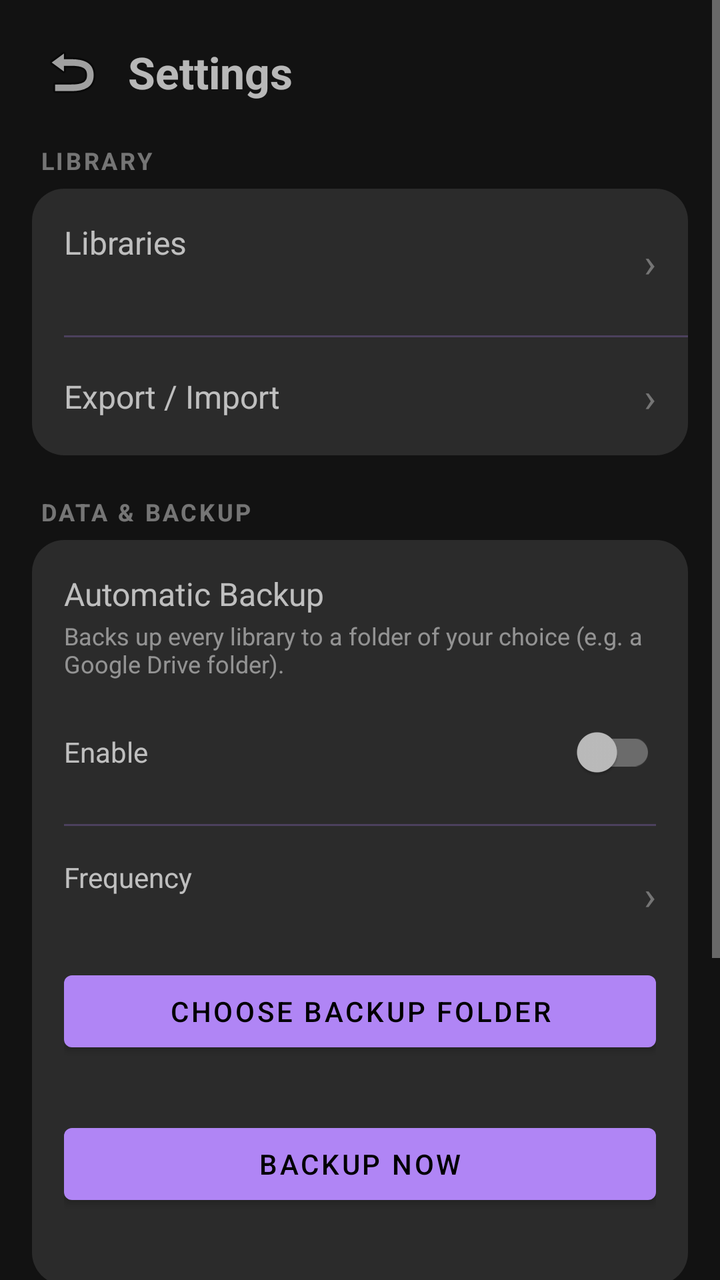
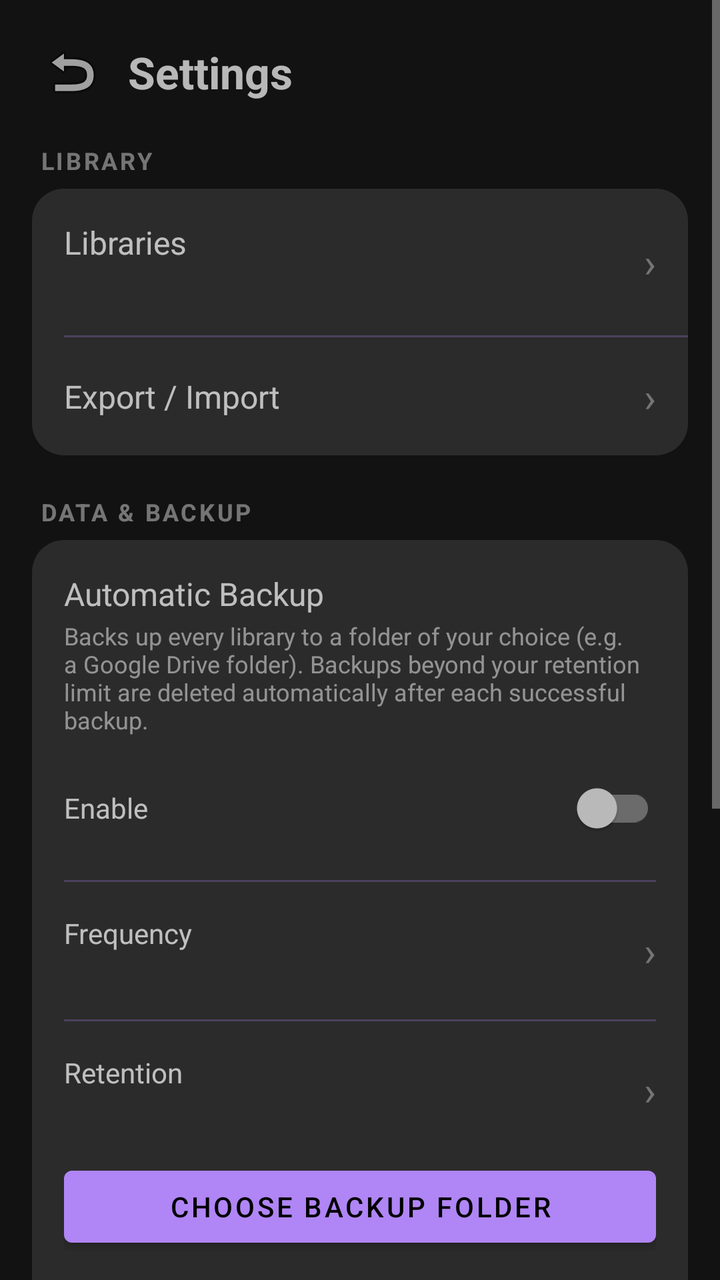

Before-and-after screenshots of an Android layout around one commit, followed by the original layout XML and the change that was made.
<!-- AndroidManifest.xml: activity theme Theme.Library.Default -->
<!-- res/layout/activity_settings.xml -->
<ScrollView xmlns:android="http://schemas.android.com/apk/res/android"
    android:layout_width="match_parent"
    android:layout_height="match_parent">

    <LinearLayout
        android:layout_width="match_parent"
        android:layout_height="wrap_content"
        android:orientation="vertical"
        android:padding="16dp">

        <LinearLayout
            android:layout_width="match_parent"
            android:layout_height="wrap_content"
            android:orientation="horizontal"
            android:gravity="center_vertical"
            android:layout_marginBottom="16dp">

            <ImageButton
                android:id="@+id/backButton"
                android:layout_width="40dp"
                android:layout_height="40dp"
                android:padding="8dp"
                android:src="@android:drawable/ic_menu_revert"
                android:background="?attr/selectableItemBackground"
                android:contentDescription="Back" />

            <TextView
                android:layout_width="wrap_content"
                android:layout_height="wrap_content"
                android:layout_marginStart="8dp"
                android:text="Settings"
                android:textSize="22sp"
                android:textStyle="bold" />

        </LinearLayout>

        
        <TextView
            android:layout_width="match_parent"
            android:layout_height="wrap_content"
            android:text="LIBRARY"
            android:textSize="12sp"
            android:textStyle="bold"
            android:letterSpacing="0.1"
            android:alpha="0.6"
            android:layout_marginBottom="6dp"
            android:layout_marginStart="4dp" />

        <LinearLayout
            android:layout_width="match_parent"
            android:layout_height="wrap_content"
            android:orientation="vertical"
            android:background="@drawable/settings_card_bg"
            android:layout_marginBottom="20dp">

            <LinearLayout
                android:id="@+id/librariesRow"
                android:layout_width="match_parent"
                android:layout_height="wrap_content"
                android:orientation="horizontal"
                android:gravity="center_vertical"
                android:clickable="true"
                android:focusable="true"
                android:background="?attr/selectableItemBackground"
                android:padding="16dp">

                <LinearLayout
                    android:layout_width="0dp"
                    android:layout_height="wrap_content"
                    android:layout_weight="1"
                    android:orientation="vertical">

                    <TextView
                        android:layout_width="match_parent"
                        android:layout_height="wrap_content"
                        android:text="Libraries"
                        android:textSize="16sp" />

                    <TextView
                        android:id="@+id/currentLibraryText"
                        android:layout_width="match_parent"
                        android:layout_height="wrap_content"
                        android:textSize="13sp"
                        android:alpha="0.7"
                        android:layout_marginTop="2dp" />

                </LinearLayout>

                <TextView
                    android:layout_width="wrap_content"
                    android:layout_height="wrap_content"
                    android:text="›"
                    android:textSize="20sp"
                    android:alpha="0.5" />

            </LinearLayout>

            <View
                android:layout_width="match_parent"
                android:layout_height="1dp"
                android:background="?attr/appColorPrimary"
                android:alpha="0.25"
                android:layout_marginStart="16dp" />

            <LinearLayout
                android:id="@+id/exportImportRow"
                android:layout_width="match_parent"
                android:layout_height="wrap_content"
                android:orientation="horizontal"
                android:gravity="center_vertical"
                android:clickable="true"
                android:focusable="true"
                android:background="?attr/selectableItemBackground"
                android:padding="16dp">

                <TextView
                    android:layout_width="0dp"
                    android:layout_height="wrap_content"
                    android:layout_weight="1"
                    android:text="Export / Import"
                    android:textSize="16sp" />

                <TextView
                    android:layout_width="wrap_content"
                    android:layout_height="wrap_content"
                    android:text="›"
                    android:textSize="20sp"
                    android:alpha="0.5" />

            </LinearLayout>

        </LinearLayout>

        
        <TextView
            android:layout_width="match_parent"
            android:layout_height="wrap_content"
            android:text="DATA &amp; BACKUP"
            android:textSize="12sp"
            android:textStyle="bold"
            android:letterSpacing="0.1"
            android:alpha="0.6"
            android:layout_marginBottom="6dp"
            android:layout_marginStart="4dp" />

        <LinearLayout
            android:layout_width="match_parent"
            android:layout_height="wrap_content"
            android:orientation="vertical"
            android:background="@drawable/settings_card_bg"
            android:padding="16dp"
            android:layout_marginBottom="20dp">

            <TextView
                android:layout_width="match_parent"
                android:layout_height="wrap_content"
                android:text="Automatic Backup"
                android:textSize="16sp" />

            <TextView
                android:layout_width="match_parent"
                android:layout_height="wrap_content"
                android:text="Backs up every library to a folder of your choice (e.g. a Google Drive folder)."
                android:textSize="12sp"
                android:alpha="0.7"
                android:layout_marginTop="2dp" />

            <LinearLayout
                android:layout_width="match_parent"
                android:layout_height="wrap_content"
                android:orientation="horizontal"
                android:gravity="center_vertical"
                android:layout_marginTop="12dp">

                <TextView
                    android:layout_width="0dp"
                    android:layout_height="wrap_content"
                    android:layout_weight="1"
                    android:text="Enable" />

                <androidx.appcompat.widget.SwitchCompat
                    android:id="@+id/backupEnabledSwitch"
                    android:layout_width="wrap_content"
                    android:layout_height="wrap_content" />

            </LinearLayout>

            <View
                android:layout_width="match_parent"
                android:layout_height="1dp"
                android:background="?attr/appColorPrimary"
                android:alpha="0.25"
                android:layout_marginTop="12dp"
                android:layout_marginBottom="12dp" />

            <LinearLayout
                android:id="@+id/backupIntervalRow"
                android:layout_width="match_parent"
                android:layout_height="wrap_content"
                android:orientation="horizontal"
                android:gravity="center_vertical"
                android:clickable="true"
                android:focusable="true"
                android:background="?attr/selectableItemBackground"
                android:paddingTop="4dp"
                android:paddingBottom="4dp">

                <LinearLayout
                    android:layout_width="0dp"
                    android:layout_height="wrap_content"
                    android:layout_weight="1"
                    android:orientation="vertical">

                    <TextView
                        android:layout_width="match_parent"
                        android:layout_height="wrap_content"
                        android:text="Frequency" />

                    <TextView
                        android:id="@+id/backupIntervalText"
                        android:layout_width="match_parent"
                        android:layout_height="wrap_content"
                        android:textSize="13sp"
                        android:alpha="0.7" />

                </LinearLayout>

                <TextView
                    android:layout_width="wrap_content"
                    android:layout_height="wrap_content"
                    android:text="›"
                    android:textSize="20sp"
                    android:alpha="0.5" />

            </LinearLayout>

            <Button
                android:id="@+id/chooseBackupFolderButton"
                android:layout_width="match_parent"
                android:layout_height="wrap_content"
                android:layout_marginTop="12dp"
                android:text="Choose Backup Folder" />

            <TextView
                android:id="@+id/backupFolderStatusText"
                android:layout_width="match_parent"
                android:layout_height="wrap_content"
                android:textSize="12sp"
                android:alpha="0.7"
                android:layout_marginTop="4dp" />

            <Button
                android:id="@+id/backupNowButton"
                android:layout_width="match_parent"
                android:layout_height="wrap_content"
                android:layout_marginTop="8dp"
                android:text="Backup Now" />

            <TextView
                android:id="@+id/lastBackupStatusText"
                android:layout_width="match_parent"
                android:layout_height="wrap_content"
                android:textSize="12sp"
                android:alpha="0.7"
                android:layout_marginTop="4dp" />

        </LinearLayout>

        
        <TextView
            android:layout_width="match_parent"
            android:layout_height="wrap_content"
            android:text="PREFERENCES"
            android:textSize="12sp"
            android:textStyle="bold"
            android:letterSpacing="0.1"
            android:alpha="0.6"
            android:layout_marginBottom="6dp"
            android:layout_marginStart="4dp" />

        <LinearLayout
            android:layout_width="match_parent"
            android:layout_height="wrap_content"
            android:orientation="vertical"
            android:background="@drawable/settings_card_bg">

            <LinearLayout
                android:layout_width="match_parent"
                android:layout_height="wrap_content"
                android:orientation="horizontal"
                android:gravity="center_vertical"
                android:padding="16dp">

                <TextView
                    android:layout_width="0dp"
                    android:layout_height="wrap_content"
                    android:layout_weight="1"
                    android:text="Numbered List"
                    android:textSize="16sp" />

                <androidx.appcompat.widget.SwitchCompat
                    android:id="@+id/numberedListSwitch"
                    android:layout_width="wrap_content"
                    android:layout_height="wrap_content" />

            </LinearLayout>

            <View
                android:layout_width="match_parent"
                android:layout_height="1dp"
                android:background="?attr/appColorPrimary"
                android:alpha="0.25"
                android:layout_marginStart="16dp" />

            <LinearLayout
                android:id="@+id/themesRow"
                android:layout_width="match_parent"
                android:layout_height="wrap_content"
                android:orientation="horizontal"
                android:gravity="center_vertical"
                android:clickable="true"
                android:focusable="true"
                android:background="?attr/selectableItemBackground"
                android:padding="16dp">

                <LinearLayout
                    android:layout_width="0dp"
                    android:layout_height="wrap_content"
                    android:layout_weight="1"
                    android:orientation="vertical">

                    <TextView
                        android:layout_width="match_parent"
                        android:layout_height="wrap_content"
                        android:text="Themes"
                        android:textSize="16sp" />

                    <TextView
                        android:id="@+id/currentThemeText"
                        android:layout_width="match_parent"
                        android:layout_height="wrap_content"
                        android:textSize="13sp"
                        android:alpha="0.7"
                        android:layout_marginTop="2dp" />

                </LinearLayout>

                <TextView
                    android:layout_width="wrap_content"
                    android:layout_height="wrap_content"
                    android:text="›"
                    android:textSize="20sp"
                    android:alpha="0.5" />

            </LinearLayout>

        </LinearLayout>

    </LinearLayout>

</ScrollView>
<!-- resources referenced by this layout -->
<resources>
  <!-- drawable settings_card_bg (drawable) -->
  <shape xmlns:android="http://schemas.android.com/apk/res/android" android:shape="rectangle">
      <solid android:color="?attr/appColorSurface" />
      <corners android:radius="16dp" />
  </shape>
  <style name="Theme.Library.Default" parent="Theme.MaterialComponents.NoActionBar">
          <item name="appColorPrimary">#B085F5</item>
          <item name="appColorOnPrimary">#000000</item>
          <item name="appColorOnSurface">#FFFFFF</item>
          <item name="appColorDelete">#E57373</item>
          <item name="appColorSurface">#2B2B2B</item>
          <item name="appColorDuplicateTagBg">#444444</item>
          <item name="appColorDuplicateTagText">#DDDDDD</item>
          <item name="colorPrimary">?attr/appColorPrimary</item>
          <item name="colorAccent">?attr/appColorPrimary</item>
          <item name="android:statusBarColor">?attr/appColorPrimary</item>
      </style>
</resources>

<!-- the commit's change to res/layout/activity_settings.xml (unified diff, before → after) -->
@@ -160,7 +160,7 @@
             <TextView
                 android:layout_width="match_parent"
                 android:layout_height="wrap_content"
-                android:text="Backs up every library to a folder of your choice (e.g. a Google Drive folder)."
+                android:text="Backs up every library to a folder of your choice (e.g. a Google Drive folder). Backups beyond your retention limit are deleted automatically after each successful backup."
                 android:textSize="12sp"
                 android:alpha="0.7"
                 android:layout_marginTop="2dp" />
@@ -234,6 +234,55 @@
 
             </LinearLayout>
 
+            <View
+                android:layout_width="match_parent"
+                android:layout_height="1dp"
+                android:background="?attr/appColorPrimary"
+                android:alpha="0.25"
+                android:layout_marginTop="12dp"
+                android:layout_marginBottom="12dp" />
+
+            <LinearLayout
+                android:id="@+id/backupRetentionRow"
+                android:layout_width="match_parent"
+                android:layout_height="wrap_content"
+                android:orientation="horizontal"
+                android:gravity="center_vertical"
+                android:clickable="true"
+                android:focusable="true"
+                android:background="?attr/selectableItemBackground"
+                android:paddingTop="4dp"
+                android:paddingBottom="4dp">
+
+                <LinearLayout
+                    android:layout_width="0dp"
+                    android:layout_height="wrap_content"
+                    android:layout_weight="1"
+                    android:orientation="vertical">
+
+                    <TextView
+                        android:layout_width="match_parent"
+                        android:layout_height="wrap_content"
+                        android:text="Retention" />
+
+                    <TextView
+                        android:id="@+id/backupRetentionText"
+                        android:layout_width="match_parent"
+                        android:layout_height="wrap_content"
+                        android:textSize="13sp"
+                        android:alpha="0.7" />
+
+                </LinearLayout>
+
+                <TextView
+                    android:layout_width="wrap_content"
+                    android:layout_height="wrap_content"
+                    android:text="›"
+                    android:textSize="20sp"
+                    android:alpha="0.5" />
+
+            </LinearLayout>
+
             <Button
                 android:id="@+id/chooseBackupFolderButton"
                 android:layout_width="match_parent"
@@ -263,6 +312,13 @@
                 android:textSize="12sp"
                 android:alpha="0.7"
                 android:layout_marginTop="4dp" />
+
+            <Button
+                android:id="@+id/browseBackupsButton"
+                android:layout_width="match_parent"
+                android:layout_height="wrap_content"
+                android:layout_marginTop="12dp"
+                android:text="Browse &amp; Restore Backups" />
 
         </LinearLayout>
 
